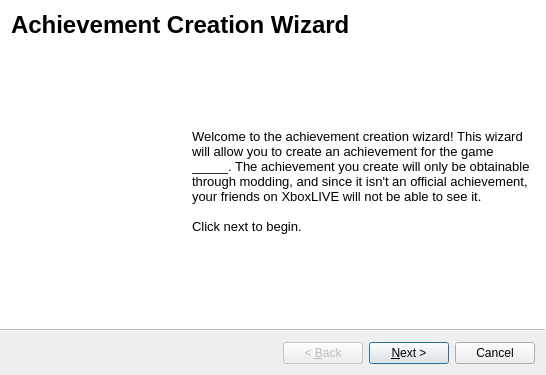
The window that Velocity/achievementcreationwizard.ui (hetelek/Velocity) describes before a commit, drawn with Qt 5.
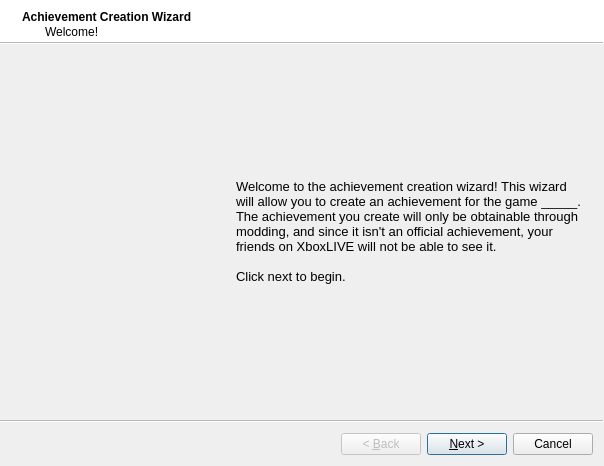
The same window after the commit. Icons and pictures are not drawn.

Commit message: Updated achievement creator UI

```diff
--- a/Velocity/achievementcreationwizard.ui
+++ b/Velocity/achievementcreationwizard.ui
@@ -6,8 +6,8 @@
    <rect>
     <x>0</x>
     <y>0</y>
-    <width>546</width>
-    <height>375</height>
+    <width>604</width>
+    <height>466</height>
    </rect>
   </property>
   <property name="windowTitle">
@@ -23,21 +23,13 @@
    <enum>Qt::RichText</enum>
   </property>
   <widget class="QWizardPage" name="wizardPage1">
+   <property name="title">
+    <string>Achievement Creation Wizard</string>
+   </property>
+   <property name="subTitle">
+    <string>Welcome!</string>
+   </property>
    <layout class="QVBoxLayout" name="verticalLayout">
-    <item>
-     <widget class="QLabel" name="label_2">
-      <property name="text">
-       <string>&lt;!DOCTYPE HTML PUBLIC &quot;-//W3C//DTD HTML 4.0//EN&quot; &quot;http://www.w3.org/TR/REC-html40/strict.dtd&quot;&gt;
-&lt;html&gt;&lt;head&gt;&lt;meta name=&quot;qrichtext&quot; content=&quot;1&quot; /&gt;&lt;style type=&quot;text/css&quot;&gt;
-p, li { white-space: pre-wrap; }
-&lt;/style&gt;&lt;/head&gt;&lt;body style=&quot; font-family:'MS Shell Dlg 2'; font-size:8.25pt; font-weight:400; font-style:normal;&quot;&gt;
-&lt;p style=&quot; margin-top:0px; margin-bottom:0px; margin-left:0px; margin-right:0px; -qt-block-indent:0; text-indent:0px;&quot;&gt;&lt;span style=&quot; font-size:18pt; font-weight:600;&quot;&gt;Achievement Creation Wizard&lt;/span&gt;&lt;/p&gt;&lt;/body&gt;&lt;/html&gt;</string>
-      </property>
-      <property name="wordWrap">
-       <bool>true</bool>
-      </property>
-     </widget>
-    </item>
     <item>
      <spacer name="verticalSpacer">
       <property name="orientation">
@@ -52,19 +44,19 @@
      </spacer>
     </item>
     <item>
-     <layout class="QHBoxLayout" name="horizontalLayout">
+     <layout class="QHBoxLayout" name="horizontalLayout" stretch="0,1,6">
       <item>
        <widget class="QLabel" name="label">
         <property name="minimumSize">
          <size>
-          <width>175</width>
-          <height>175</height>
+          <width>150</width>
+          <height>300</height>
          </size>
         </property>
         <property name="maximumSize">
          <size>
-          <width>175</width>
-          <height>175</height>
+          <width>150</width>
+          <height>300</height>
          </size>
         </property>
         <property name="text">
@@ -78,6 +70,19 @@
         </property>
        </widget>
       </item>
+      <item>
+       <spacer name="horizontalSpacer_7">
+        <property name="orientation">
+         <enum>Qt::Horizontal</enum>
+        </property>
+        <property name="sizeHint" stdset="0">
+         <size>
+          <width>40</width>
+          <height>20</height>
+         </size>
+        </property>
+       </spacer>
+      </item>
       <item>
        <widget class="QLabel" name="label_3">
         <property name="text">
```
Left out of the diff: 243 changed lines with no effect on the pictures. The commit also changes 1 other file.
